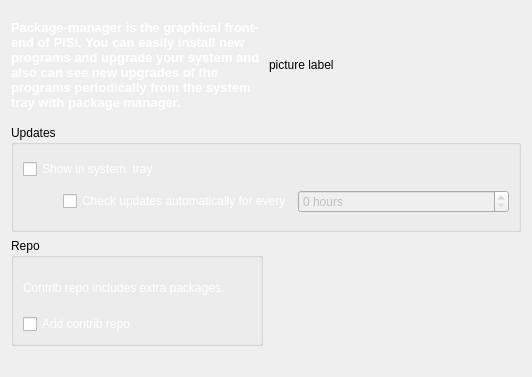
This is kde4/kaptan4/src/gui/packageWidget.ui in pars-linux/uludag as Qt 5 draws it before an edit. The edited form follows.
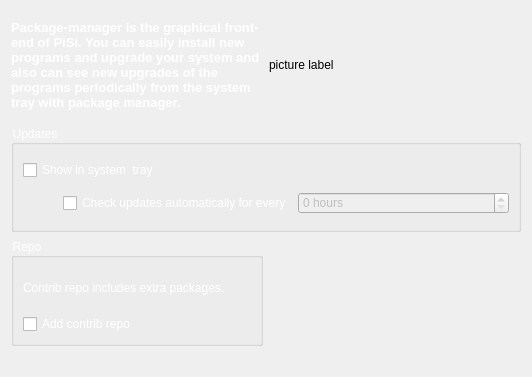
This is the edited form.

Commit message: make package titles white

Diff of the .ui file:
```diff
--- a/kde4/kaptan4/src/gui/packageWidget.ui
+++ b/kde4/kaptan4/src/gui/packageWidget.ui
@@ -47,6 +47,11 @@
    </item>
    <item row="1" column="0" colspan="2">
     <widget class="QGroupBox" name="groupBoxUpdates">
+     <property name="styleSheet">
+      <string notr="true"> QGroupBox::title { 
+color:white 
+}</string>
+     </property>
      <property name="title">
       <string>Updates</string>
      </property>
@@ -106,6 +111,12 @@
    </item>
    <item row="2" column="0">
     <widget class="QGroupBox" name="groupBoxRepo">
+     <property name="styleSheet">
+      <string notr="true"> QGroupBox::title { 
+color:white 
+}
+</string>
+     </property>
      <property name="title">
       <string>Repo</string>
      </property>
```
